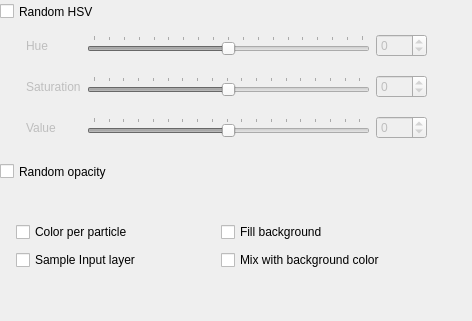
Qt form krita/plugins/paintops/libpaintop/wdgcoloroptions.ui (KDE/krita) before a commit.
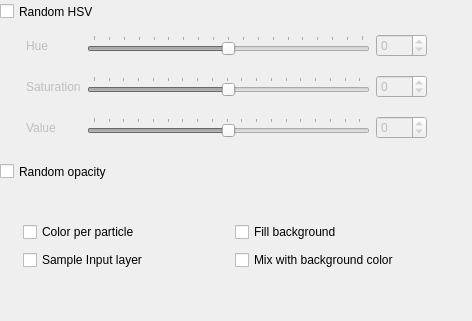
The same form after that commit.

Commit message: Fix for the layout bug in grid brush: setup fixed height.

```diff
--- a/krita/plugins/paintops/libpaintop/wdgcoloroptions.ui
+++ b/krita/plugins/paintops/libpaintop/wdgcoloroptions.ui
@@ -19,7 +19,7 @@
   <property name="minimumSize">
    <size>
     <width>460</width>
-    <height>200</height>
+    <height>320</height>
    </size>
   </property>
   <widget class="QWidget" name="widget" native="true">
@@ -204,7 +204,7 @@
     <rect>
      <x>0</x>
      <y>220</y>
-     <width>401</width>
+     <width>424</width>
      <height>52</height>
     </rect>
    </property>
```
